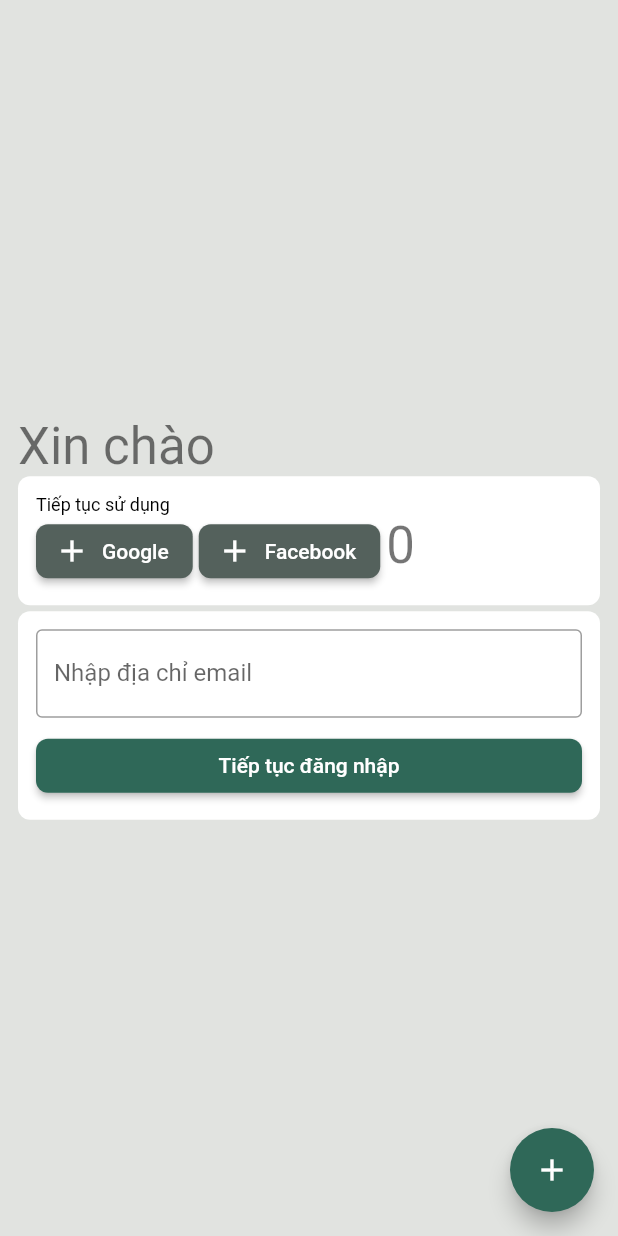
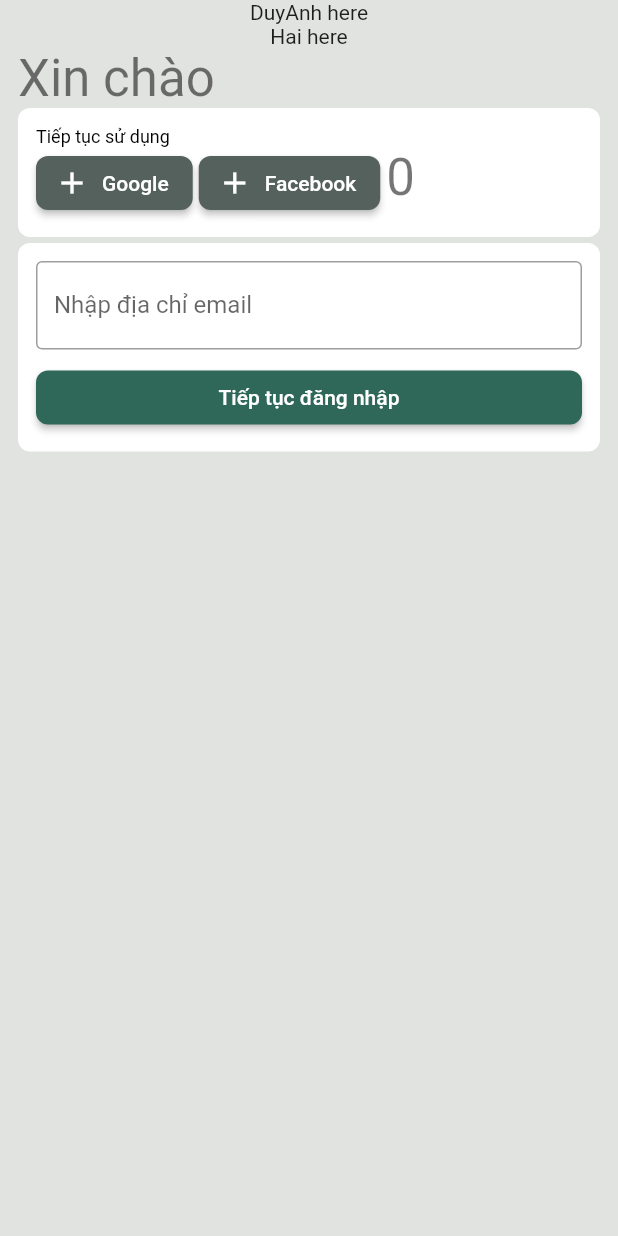
Before and after one commit to solirjin/flutter_application_1, a Flutter app: the screen it shows after launch, on a phone screen of 412 x 824 dp. Run offline on Flutter 3.47's test engine with Material 2 defaults, Android fonts, the phone set to English and light mode, and no system bars.

Commit message:
part breaking

```diff
--- a/lib/main.dart
+++ b/lib/main.dart
@@ -29,7 +29,6 @@ class MyApp extends StatelessWidget {
   @override
   Widget build(BuildContext context) {
     return MaterialApp(
-      title: 'Flutter Demo',
       theme: ThemeData(
         // This is the theme of your application.
         //
@@ -67,38 +66,67 @@ class MyHomePage extends StatefulWidget {
 }
 
 class _MyHomePageState extends State<MyHomePage> {
+  @override
+  Widget build(BuildContext context) {
+    return Scaffold(
+      backgroundColor: Palette.xdPrimaryColor[50],
+      body: Column(
+        children: [
+          DuyAnh(),
+          Hai(),
+          Toan(),
+        ],
+      ),
+      // floatingActionButton: FloatingActionButton(
+      //   onPressed: _incrementCounter,
+      //   backgroundColor: Palette.xdPrimaryColor,
+      //   tooltip: 'Increment',
+      //   child: const Icon(Icons.add),
+      // ), // This trailing comma makes auto-formatting nicer for build methods.
+    );
+  }
+}
+
+class DuyAnh extends StatelessWidget {
+  @override
+  Widget build(BuildContext context) {
+    return Column(
+      children: [
+        Text('DuyAnh here'),
+      ],
+    );
+  }
+}
+
+class Hai extends StatelessWidget {
+  @override
+  Widget build(BuildContext context) {
+    return Column(
+      children: [
+        Text('Hai here'),
+      ],
+    );
+  }
+}
+
+class Toan extends StatefulWidget {
+  @override
+  _ToanState createState() => _ToanState();
+}
+
+class _ToanState extends State<Toan> {
+  bool? _value = false;
   int _counter = 0;
 
   void _incrementCounter() {
     setState(() {
-      // This call to setState tells the Flutter framework that something has
-      // changed in this State, which causes it to rerun the build method below
-      // so that the display can reflect the updated values. If we changed
-      // _counter without calling setState(), then the build method would not be
-      // called again, and so nothing would appear to happen.
       _counter++;
     });
   }
 
   @override
   Widget build(BuildContext context) {
-    // This method is rerun every time setState is called, for instance as done
-    // by the _incrementCounter method above.
-    //
-    // The Flutter framework has been optimized to make rerunning build methods
-    // fast, so that you can just rebuild anything that needs updating rather
-    // than having to individually change instances of widgets.
-    return Scaffold(
-      backgroundColor: Palette.xdPrimaryColor[50],
-      // backgroundColor: Colors.red,
-
-      // appBar: AppBar(
-      //   // Here we take the value from the MyHomePage object that was created by
-      //   // the App.build method, and use it to set our appbar title.
-      //   title: Text(widget.title),
-      // ),
-
-      body: Container(
+    return Container(
       padding: const EdgeInsets.fromLTRB(12, 0, 12, 0),
       width: double.infinity,
       decoration: BoxDecoration(
@@ -106,21 +134,7 @@ class _MyHomePageState extends State<MyHomePage> {
       ),
       alignment: Alignment.topLeft,
       child: Column(
-          // Column is also a layout widget. It takes a list of children and
-          // arranges them vertically. By default, it sizes itself to fit its
-          // children horizontally, and tries to be as tall as its parent.
-          //
-          // Invoke "debug painting" (press "p" in the console, choose the
-          // "Toggle Debug Paint" action from the Flutter Inspector in Android
-          // Studio, or the "Toggle Debug Paint" command in Visual Studio Code)
-          // to see the wireframe for each widget.
-          //
-          // Column has various properties to control how it sizes itself and
-          // how it positions its children. Here we use mainAxisAlignment to
-          // center the children vertically; the main axis here is the vertical
-          // axis because Columns are vertical (the cross axis would be
-          // horizontal).
-          mainAxisAlignment: MainAxisAlignment.center,
+        // mainAxisAlignment: MainAxisAlignment.center,
         children: <Widget>[
           Container(
             alignment: Alignment.centerLeft,
@@ -133,8 +147,7 @@ class _MyHomePageState extends State<MyHomePage> {
               padding: const EdgeInsets.all(12),
               alignment: Alignment.centerLeft,
               decoration: BoxDecoration(
-                    color: Colors.white,
-                    borderRadius: BorderRadius.circular(8)),
+                  color: Colors.white, borderRadius: BorderRadius.circular(8)),
               child: Column(
                 children: [
                   Container(
@@ -219,49 +232,6 @@ class _MyHomePageState extends State<MyHomePage> {
           ),
         ],
       ),
-      ),
-      // body: Center(
-      //   // Center is a layout widget. It takes a single child and positions it
-      //   // in the middle of the parent.
-      //   child: Column(
-      //     // Column is also a layout widget. It takes a list of children and
-      //     // arranges them vertically. By default, it sizes itself to fit its
-      //     // children horizontally, and tries to be as tall as its parent.
-      //     //
-      //     // Invoke "debug painting" (press "p" in the console, choose the
-      //     // "Toggle Debug Paint" action from the Flutter Inspector in Android
-      //     // Studio, or the "Toggle Debug Paint" command in Visual Studio Code)
-      //     // to see the wireframe for each widget.
-      //     //
-      //     // Column has various properties to control how it sizes itself and
-      //     // how it positions its children. Here we use mainAxisAlignment to
-      //     // center the children vertically; the main axis here is the vertical
-      //     // axis because Columns are vertical (the cross axis would be
-      //     // horizontal).
-      //     mainAxisAlignment: MainAxisAlignment.center,
-      //     children: <Widget>[
-      //       Text(
-      //         "Xin chào",
-      //         style: Theme.of(context).textTheme.headlineMedium,
-      //       ),
-      //       const Text(
-      //         'You have clicked the button this many times:',
-      //         style: TextStyle(backgroundColor: Palette.xdPrimaryColor),
-      //       ),
-      //       Text(
-      //         '$_counter',
-      //         style: Theme.of(context).textTheme.headlineMedium,
-      //       ),
-      //       const Text('aa', style: TextStyle(color: Color(0xFF2F6858)))
-      //     ],
-      //   ),
-      // ),
-      floatingActionButton: FloatingActionButton(
-        onPressed: _incrementCounter,
-        backgroundColor: Palette.xdPrimaryColor,
-        tooltip: 'Increment',
-        child: const Icon(Icons.add),
-      ), // This trailing comma makes auto-formatting nicer for build methods.
     );
   }
 }
```
Lines whose indentation alone changed are shown as unchanged.
